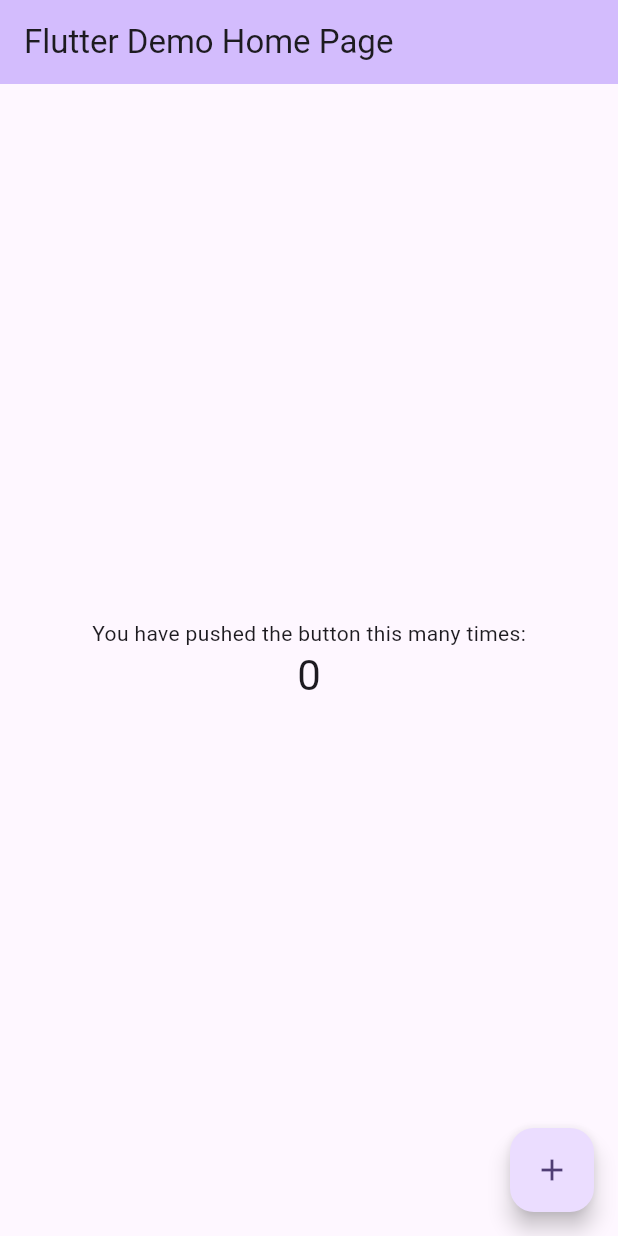
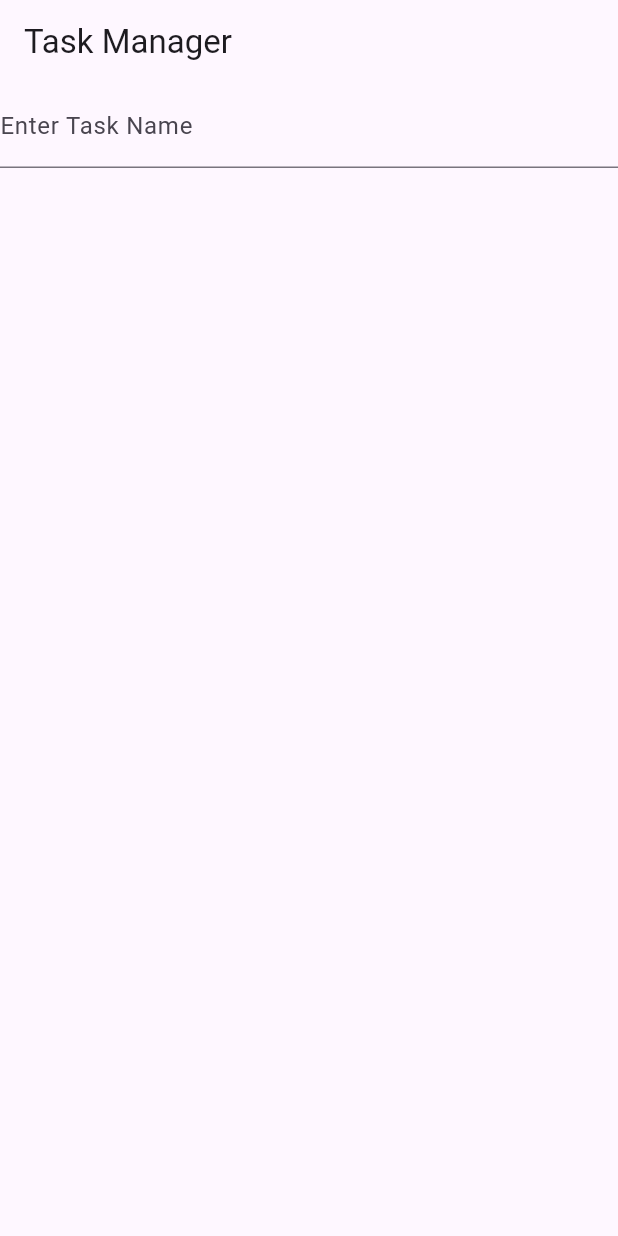
Before and after one commit to abhiramgelle1/TaskManagementApp-CW4, a Flutter app: the screen it shows after launch, on a phone screen of 412 x 824 dp. Run offline on Flutter 3.47's test engine with Material 3 defaults, Android fonts, the light colour scheme and no system bars.

Commit message:
seperated task pojo and list screen to seperate dart files , basic task add and delete operations

```diff
--- a/lib/main.dart
+++ b/lib/main.dart
@@ -1,125 +1,19 @@
 import 'package:flutter/material.dart';
+import 'task_list_screen.dart';
 
 void main() {
-  runApp(const MyApp());
+  runApp(TaskManagerApp());
 }
 
-class MyApp extends StatelessWidget {
-  const MyApp({super.key});
-
-  // This widget is the root of your application.
+class TaskManagerApp extends StatelessWidget {
   @override
   Widget build(BuildContext context) {
     return MaterialApp(
-      title: 'Flutter Demo',
+      title: 'Task Manager',
       theme: ThemeData(
-        // This is the theme of your application.
-        //
-        // TRY THIS: Try running your application with "flutter run". You'll see
-        // the application has a purple toolbar. Then, without quitting the app,
-        // try changing the seedColor in the colorScheme below to Colors.green
-        // and then invoke "hot reload" (save your changes or press the "hot
-        // reload" button in a Flutter-supported IDE, or press "r" if you used
-        // the command line to start the app).
-        //
-        // Notice that the counter didn't reset back to zero; the application
-        // state is not lost during the reload. To reset the state, use hot
-        // restart instead.
-        //
-        // This works for code too, not just values: Most code changes can be
-        // tested with just a hot reload.
-        colorScheme: ColorScheme.fromSeed(seedColor: Colors.deepPurple),
-        useMaterial3: true,
+        primarySwatch: Colors.blue,
       ),
-      home: const MyHomePage(title: 'Flutter Demo Home Page'),
+      home: TaskListScreen(),
     );
   }
 }
-
-class MyHomePage extends StatefulWidget {
-  const MyHomePage({super.key, required this.title});
-
-  // This widget is the home page of your application. It is stateful, meaning
-  // that it has a State object (defined below) that contains fields that affect
-  // how it looks.
-
-  // This class is the configuration for the state. It holds the values (in this
-  // case the title) provided by the parent (in this case the App widget) and
-  // used by the build method of the State. Fields in a Widget subclass are
-  // always marked "final".
-
-  final String title;
-
-  @override
-  State<MyHomePage> createState() => _MyHomePageState();
-}
-
-class _MyHomePageState extends State<MyHomePage> {
-  int _counter = 0;
-
-  void _incrementCounter() {
-    setState(() {
-      // This call to setState tells the Flutter framework that something has
-      // changed in this State, which causes it to rerun the build method below
-      // so that the display can reflect the updated values. If we changed
-      // _counter without calling setState(), then the build method would not be
-      // called again, and so nothing would appear to happen.
-      _counter++;
-    });
-  }
-
-  @override
-  Widget build(BuildContext context) {
-    // This method is rerun every time setState is called, for instance as done
-    // by the _incrementCounter method above.
-    //
-    // The Flutter framework has been optimized to make rerunning build methods
-    // fast, so that you can just rebuild anything that needs updating rather
-    // than having to individually change instances of widgets.
-    return Scaffold(
-      appBar: AppBar(
-        // TRY THIS: Try changing the color here to a specific color (to
-        // Colors.amber, perhaps?) and trigger a hot reload to see the AppBar
-        // change color while the other colors stay the same.
-        backgroundColor: Theme.of(context).colorScheme.inversePrimary,
-        // Here we take the value from the MyHomePage object that was created by
-        // the App.build method, and use it to set our appbar title.
-        title: Text(widget.title),
-      ),
-      body: Center(
-        // Center is a layout widget. It takes a single child and positions it
-        // in the middle of the parent.
-        child: Column(
-          // Column is also a layout widget. It takes a list of children and
-          // arranges them vertically. By default, it sizes itself to fit its
-          // children horizontally, and tries to be as tall as its parent.
-          //
-          // Column has various properties to control how it sizes itself and
-          // how it positions its children. Here we use mainAxisAlignment to
-          // center the children vertically; the main axis here is the vertical
-          // axis because Columns are vertical (the cross axis would be
-          // horizontal).
-          //
-          // TRY THIS: Invoke "debug painting" (choose the "Toggle Debug Paint"
-          // action in the IDE, or press "p" in the console), to see the
-          // wireframe for each widget.
-          mainAxisAlignment: MainAxisAlignment.center,
-          children: <Widget>[
-            const Text(
-              'You have pushed the button this many times:',
-            ),
-            Text(
-              '$_counter',
-              style: Theme.of(context).textTheme.headlineMedium,
-            ),
-          ],
-        ),
-      ),
-      floatingActionButton: FloatingActionButton(
-        onPressed: _incrementCounter,
-        tooltip: 'Increment',
-        child: const Icon(Icons.add),
-      ), // This trailing comma makes auto-formatting nicer for build methods.
-    );
-  }
-}
--- /dev/null
+++ b/lib/task.dart
@@ -0,0 +1,6 @@
+class Task {
+  String name;
+  bool isCompleted;
+
+  Task({required this.name, this.isCompleted = false});
+}
--- /dev/null
+++ b/lib/task_list_screen.dart
@@ -0,0 +1,64 @@
+import 'package:flutter/material.dart';
+import 'task.dart';
+
+class TaskListScreen extends StatefulWidget {
+  @override
+  _TaskListScreenState createState() => _TaskListScreenState();
+}
+
+class _TaskListScreenState extends State<TaskListScreen> {
+  List<Task> tasks = [];
+
+  void _addTask(String taskName) {
+    setState(() {
+      tasks.add(Task(name: taskName));
+    });
+  }
+
+  void _toggleTaskCompletion(int index) {
+    setState(() {
+      tasks[index].isCompleted = !tasks[index].isCompleted;
+    });
+  }
+
+  void _removeTask(int index) {
+    setState(() {
+      tasks.removeAt(index);
+    });
+  }
+
+  @override
+  Widget build(BuildContext context) {
+    return Scaffold(
+      appBar: AppBar(
+        title: Text('Task Manager'),
+      ),
+      body: Column(
+        children: <Widget>[
+          TextField(
+            onSubmitted: (value) => _addTask(value),
+            decoration: InputDecoration(
+              labelText: 'Enter Task Name',
+            ),
+          ),
+          Expanded(
+            child: ListView.builder(
+              itemCount: tasks.length,
+              itemBuilder: (_, index) => ListTile(
+                title: Text(tasks[index].name),
+                trailing: IconButton(
+                  icon: Icon(Icons.delete),
+                  onPressed: () => _removeTask(index),
+                ),
+                leading: Checkbox(
+                  value: tasks[index].isCompleted,
+                  onChanged: (_) => _toggleTaskCompletion(index),
+                ),
+              ),
+            ),
+          ),
+        ],
+      ),
+    );
+  }
+}
```
